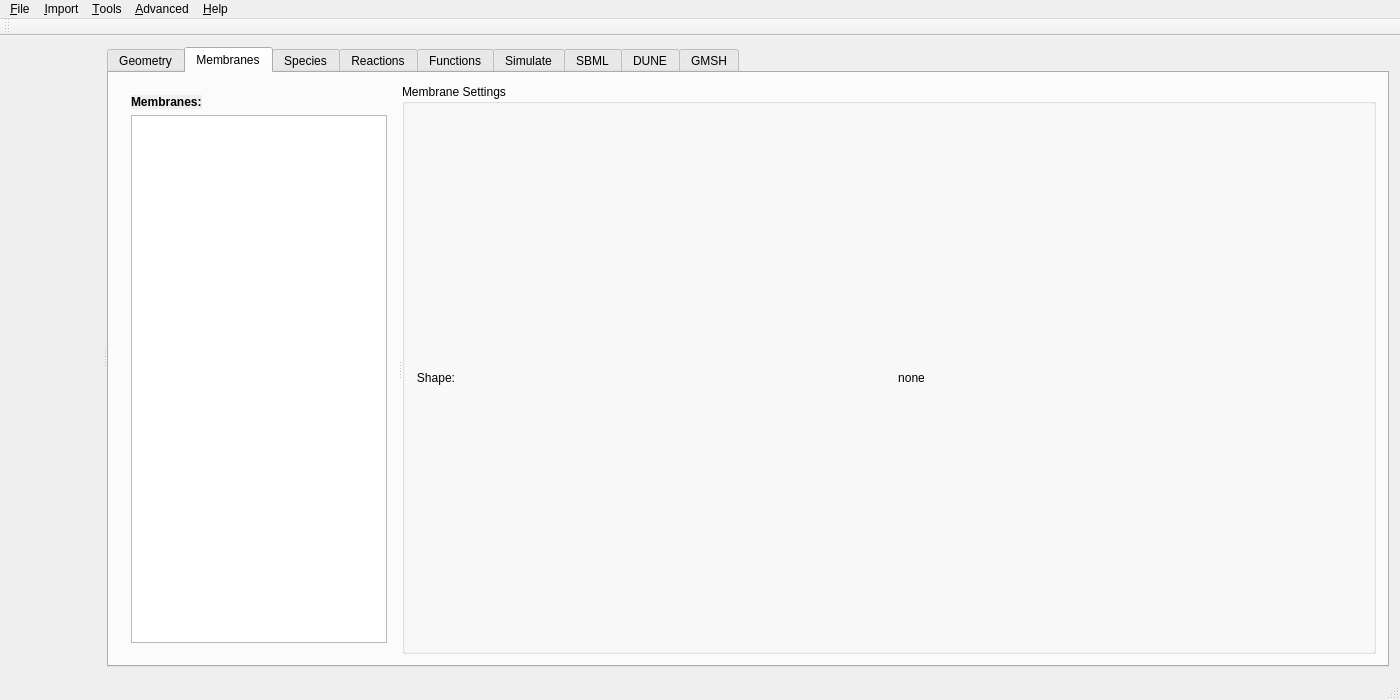
This is src/gui/mainwindow.ui in spatial-model-editor/spatial-model-editor as Qt 5 draws it before an edit. The edited form follows.
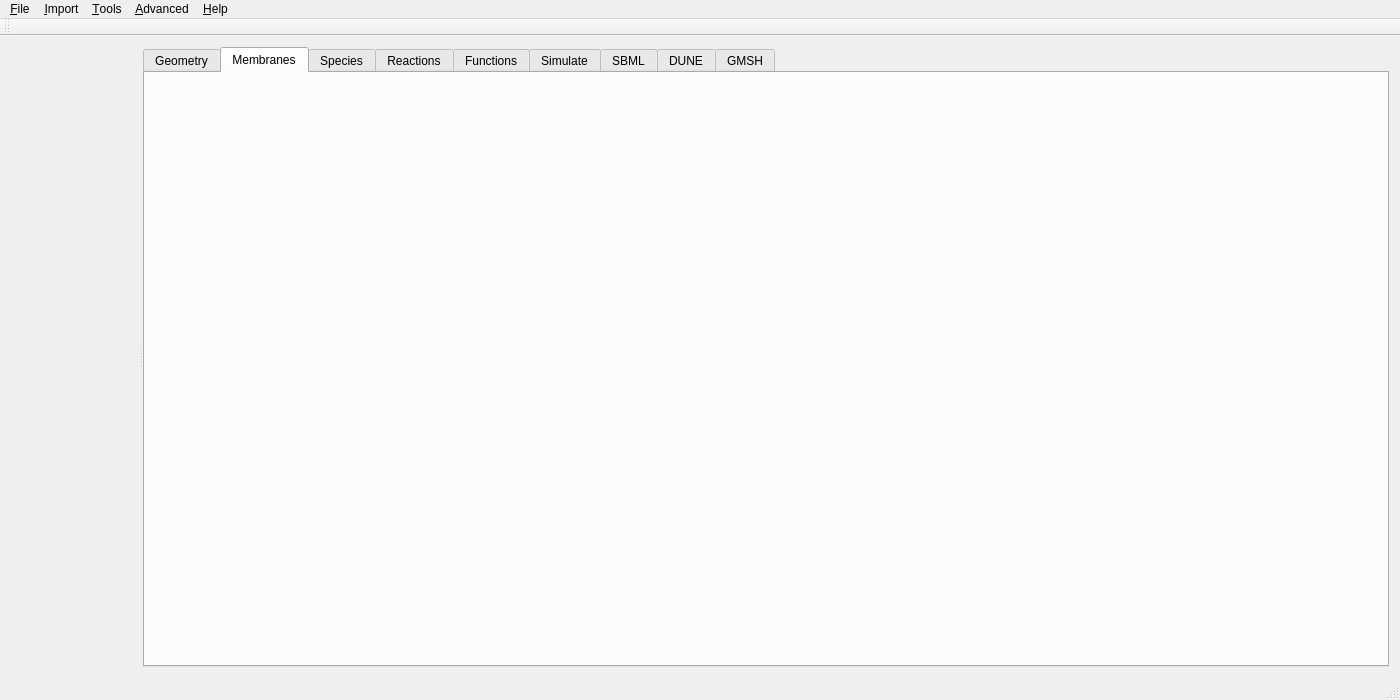
This is the edited form. The open tabs and pages were chosen to show the change. Custom widgets are drawn as their Qt base class.

Commit message: display length of membranes in GUI   - counts pixel pairs in membrane & multiplies by pixel width to get length   - refactor membrane tab into separate class   - resolved #188

```diff
--- a/src/gui/mainwindow.ui
+++ b/src/gui/mainwindow.ui
@@ -96,115 +96,7 @@
         <attribute name="title">
          <string>Membranes</string>
         </attribute>
-        <layout class="QHBoxLayout" name="horizontalLayout_10">
-         <item>
-          <widget class="QSplitter" name="splitter_3">
-           <property name="orientation">
-            <enum>Qt::Horizontal</enum>
-           </property>
-           <property name="childrenCollapsible">
-            <bool>false</bool>
-           </property>
-           <widget class="QWidget" name="verticalLayoutWidget_2">
-            <layout class="QVBoxLayout" name="verticalLayout_6">
-             <item>
-              <widget class="QLabel" name="lblMembranes">
-               <property name="sizePolicy">
-                <sizepolicy hsizetype="Fixed" vsizetype="Fixed">
-                 <horstretch>0</horstretch>
-                 <verstretch>0</verstretch>
-                </sizepolicy>
-               </property>
-               <property name="font">
-                <font>
-                 <weight>75</weight>
-                 <bold>true</bold>
-                </font>
-               </property>
-               <property name="autoFillBackground">
-                <bool>true</bool>
-               </property>
-               <property name="text">
-                <string>Membranes:</string>
-               </property>
-               <property name="scaledContents">
-                <bool>false</bool>
-               </property>
-               <property name="alignment">
-                <set>Qt::AlignLeading|Qt::AlignLeft|Qt::AlignVCenter</set>
-               </property>
-              </widget>
-             </item>
-             <item>
-              <widget class="QListWidget" name="listMembranes">
-               <property name="sizePolicy">
-                <sizepolicy hsizetype="Preferred" vsizetype="Expanding">
-                 <horstretch>0</horstretch>
-                 <verstretch>0</verstretch>
-                </sizepolicy>
-               </property>
-              </widget>
-             </item>
-            </layout>
-           </widget>
-           <widget class="QGroupBox" name="grpMembranes">
-            <property name="sizePolicy">
-             <sizepolicy hsizetype="Expanding" vsizetype="Preferred">
-              <horstretch>1</horstretch>
-              <verstretch>0</verstretch>
-             </sizepolicy>
-            </property>
-            <property name="title">
-             <string>Membrane Settings</string>
-            </property>
-            <layout class="QVBoxLayout" name="verticalLayout_5">
-             <item>
-              <layout class="QGridLayout" name="gridMembranesSettings">
-               <item row="0" column="0">
-                <widget class="QLabel" name="lblMembraneShapeLabel">
-                 <property name="sizePolicy">
-                  <sizepolicy hsizetype="Fixed" vsizetype="Preferred">
-                   <horstretch>0</horstretch>
-                   <verstretch>0</verstretch>
-                  </sizepolicy>
-                 </property>
-                 <property name="text">
-                  <string>Shape:</string>
-                 </property>
-                 <property name="alignment">
-                  <set>Qt::AlignRight|Qt::AlignTrailing|Qt::AlignVCenter</set>
-                 </property>
-                </widget>
-               </item>
-               <item row="0" column="1" colspan="2">
-                <widget class="QLabel" name="lblMembraneShape">
-                 <property name="sizePolicy">
-                  <sizepolicy hsizetype="Expanding" vsizetype="Expanding">
-                   <horstretch>0</horstretch>
-                   <verstretch>0</verstretch>
-                  </sizepolicy>
-                 </property>
-                 <property name="whatsThis">
-                  <string/>
-                 </property>
-                 <property name="text">
-                  <string>none</string>
-                 </property>
-                 <property name="scaledContents">
-                  <bool>true</bool>
-                 </property>
-                 <property name="alignment">
-                  <set>Qt::AlignCenter</set>
-                 </property>
-                </widget>
-               </item>
-              </layout>
-             </item>
-            </layout>
-           </widget>
-          </widget>
-         </item>
-        </layout>
+        <layout class="QHBoxLayout" name="horizontalLayout_10"/>
        </widget>
        <widget class="QWidget" name="tabSpecies">
         <property name="whatsThis">
```
Left out of the diff: 5 changed lines with no effect on the pictures. The commit also changes 10 other files.
